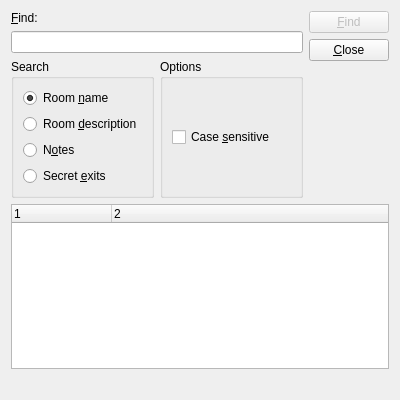
zpc930/pandoramapper, file src/finddialog.ui: the form before one commit.
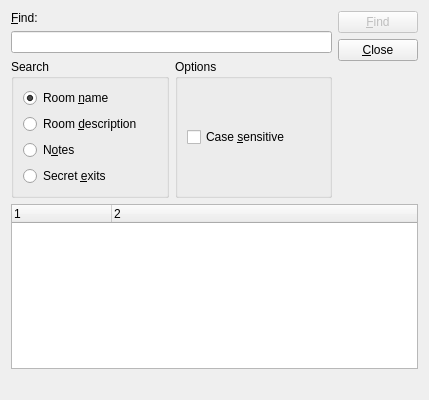
The form after the commit.

The edit to the form file:
```diff
--- a/src/finddialog.ui
+++ b/src/finddialog.ui
@@ -1,11 +1,11 @@
 <ui version="4.0" >
  <class>FindDialog</class>
- <widget class="QWidget" name="FindDialog" >
-  <property name="geometry" >
+ <widget class="QWidget" name="FindDialog">
+  <property name="geometry">
    <rect>
     <x>0</x>
     <y>0</y>
-    <width>400</width>
+    <width>429</width>
     <height>400</height>
    </rect>
   </property>
```
Left out of the diff: 85 changed lines with no effect on the pictures.
